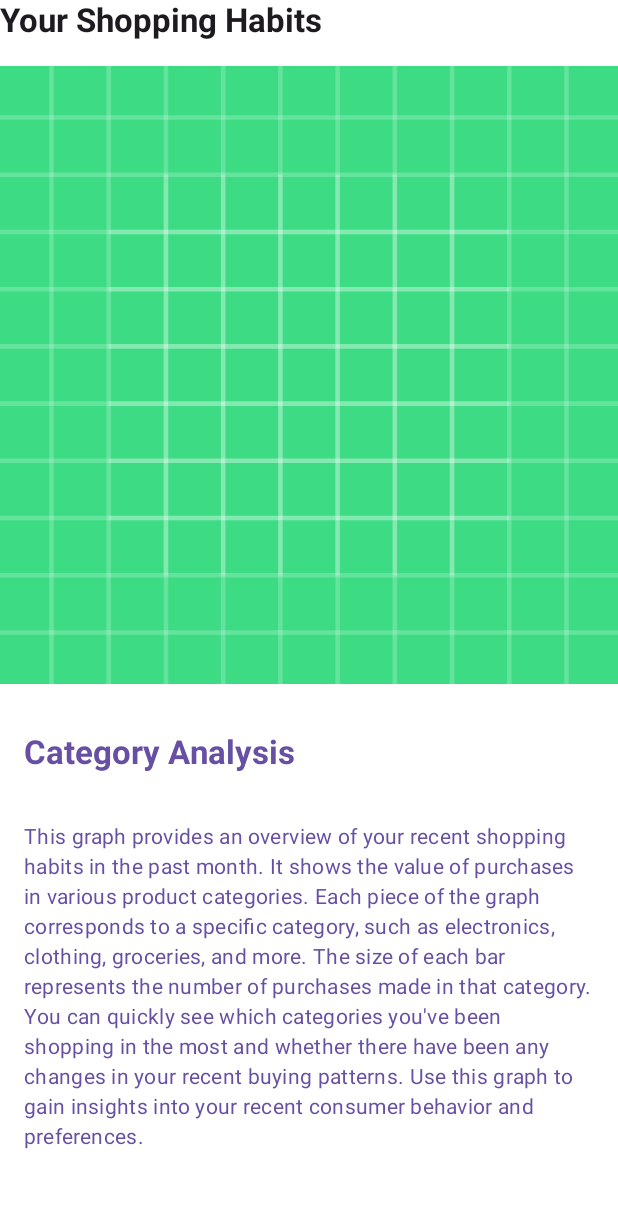
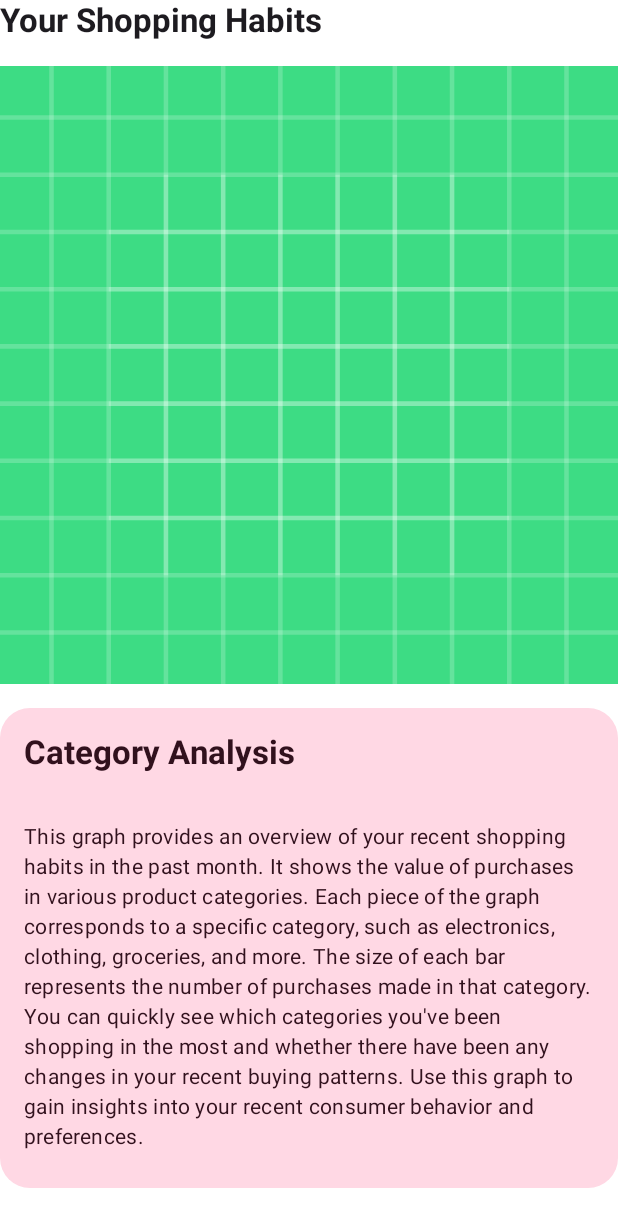
Before and after one commit to Baltic-Byte-Buccaneers/Baltic-Byte-Buccaneers, an Android app built with Jetpack Compose: the @Preview function AbstractChartViewPreview, on a phone screen of 412 x 824 dp. Shown: the top 1227 px of the screen. Run offline under Robolectric (Android 15) with nearby library versions, the phone set to English and light mode, and no system bars; network calls fail.

Commit message:
fix analysisesesses

```diff
--- a/App/app/src/main/java/com/example/balticbytebuccaneers/module/analysts/AnalystsView.kt
+++ b/App/app/src/main/java/com/example/balticbytebuccaneers/module/analysts/AnalystsView.kt
@@ -77,7 +77,7 @@ private fun PaginationView() {
         ) {
             repeat(pageCount) { iteration ->
                 val color =
-                    if (pagerState.currentPage == iteration) MaterialTheme.colorScheme.primary else MaterialTheme.colorScheme.onPrimary
+                    if (pagerState.currentPage == iteration) MaterialTheme.colorScheme.onTertiaryContainer else MaterialTheme.colorScheme.tertiaryContainer
                 Box(
                     modifier = Modifier
                         .padding(2.dp)
--- a/App/app/src/main/java/com/example/balticbytebuccaneers/module/analysts/chartTypes/AbstractChartView.kt
+++ b/App/app/src/main/java/com/example/balticbytebuccaneers/module/analysts/chartTypes/AbstractChartView.kt
@@ -60,20 +60,20 @@ fun AbstractChartView (chart: (@Composable () -> Unit)?, analysisData: AnalysisD
             Column(
                 Modifier
                     .clip(shape = RoundedCornerShape(20.dp))
-                    .background(MaterialTheme.colorScheme.onPrimary)
+                    .background(MaterialTheme.colorScheme.tertiaryContainer)
                     .fillMaxWidth()
                     .verticalScroll(rememberScrollState())
             ) {
                 Text(
                     text = getString(LocalContext.current, analysisData.title),
-                    color = MaterialTheme.colorScheme.primary,
+                    color = MaterialTheme.colorScheme.onTertiaryContainer,
                     style = MaterialTheme.typography.titleLarge,
                     fontWeight = FontWeight.Bold,
                     modifier = Modifier.fillMaxWidth().padding(16.dp)
                 )
                 Text(
                     text = getString(LocalContext.current, analysisData.description),
-                    color = MaterialTheme.colorScheme.primary,
+                    color = MaterialTheme.colorScheme.onTertiaryContainer,
                     style = MaterialTheme.typography.bodyMedium,
                     modifier = Modifier.fillMaxWidth().padding(16.dp)
                 )
--- a/App/app/src/main/java/com/example/balticbytebuccaneers/module/receiptList/AnalyticsCarousel.kt
+++ b/App/app/src/main/java/com/example/balticbytebuccaneers/module/receiptList/AnalyticsCarousel.kt
@@ -69,7 +69,6 @@ fun AnalyticsCarousel() {
         2
     })
     Column() {
-        Spacer(Modifier.height(8.dp))
         Text(
             text = "Your Last Purchases",
             color = MaterialTheme.colorScheme.primary,
@@ -80,7 +79,7 @@ fun AnalyticsCarousel() {
         HorizontalPager(
             pagerState, modifier = Modifier
                 .fillMaxWidth()
-                //.height(164.dp)
+                .height(256.dp)
         ) { page ->
             Row(
                 horizontalArrangement = Arrangement.Center,
@@ -103,7 +102,7 @@ fun AnalyticsCarousel() {
         ) {
             repeat(pagerState.pageCount) { iteration ->
                 val color =
-                    if (pagerState.currentPage == iteration) Color.DarkGray else Color.LightGray
+                    if (pagerState.currentPage == iteration) MaterialTheme.colorScheme.onTertiaryContainer else MaterialTheme.colorScheme.tertiaryContainer
                 Box(
                     modifier = Modifier
                         .padding(2.dp)
```
